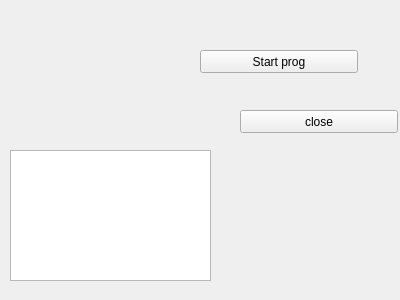
Above: widget.ui from Wasd96/PLORE before the change. Below: the same form after it.
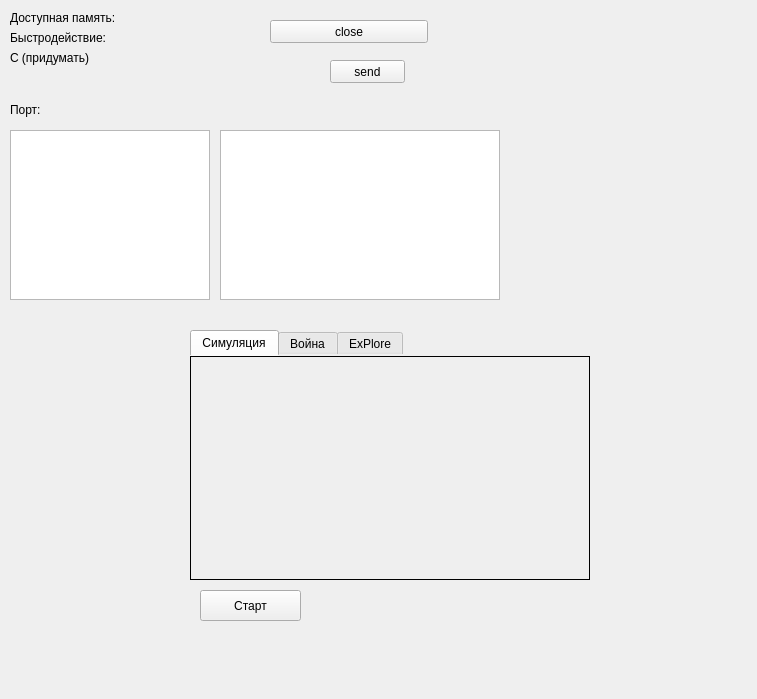
That is the form after the change.

The edit to the form file:
```diff
--- a/widget.ui
+++ b/widget.ui
@@ -6,8 +6,8 @@
    <rect>
     <x>0</x>
     <y>0</y>
-    <width>400</width>
-    <height>300</height>
+    <width>757</width>
+    <height>699</height>
    </rect>
   </property>
   <property name="windowTitle">
@@ -17,36 +17,208 @@
    <property name="geometry">
     <rect>
      <x>10</x>
-     <y>150</y>
-     <width>201</width>
-     <height>131</height>
+     <y>130</y>
+     <width>200</width>
+     <height>170</height>
     </rect>
    </property>
   </widget>
+  <widget class="QPushButton" name="pushButton">
+   <property name="geometry">
+    <rect>
+     <x>270</x>
+     <y>20</y>
+     <width>158</width>
+     <height>23</height>
+    </rect>
+   </property>
+   <property name="text">
+    <string>close</string>
+   </property>
+  </widget>
+  <widget class="QPushButton" name="send">
+   <property name="geometry">
+    <rect>
+     <x>330</x>
+     <y>60</y>
+     <width>75</width>
+     <height>23</height>
+    </rect>
+   </property>
+   <property name="text">
+    <string>send</string>
+   </property>
+  </widget>
+  <widget class="QTabWidget" name="launcherTab">
+   <property name="geometry">
+    <rect>
+     <x>190</x>
+     <y>330</y>
+     <width>400</width>
+     <height>250</height>
+    </rect>
+   </property>
+   <property name="sizePolicy">
+    <sizepolicy hsizetype="Fixed" vsizetype="Fixed">
+     <horstretch>0</horstretch>
+     <verstretch>0</verstretch>
+    </sizepolicy>
+   </property>
+   <property name="autoFillBackground">
+    <bool>false</bool>
+   </property>
+   <property name="styleSheet">
+    <string notr="true">QWidget {
+	/*background: #0ff000;*/
+}
+
+QTabWidget::pane { /* The tab widget frame */
+    border: 1px solid;
+    /*position: absolute;
+	margin-top: -2px;*/
+}
+
+QTabWidget::tab-bar {
+    alignment: center;
+}
+
+/* Style the tab using the tab sub-control. Note that
+    it reads QTabBar _not_ QTabWidget */
+QTabBar::tab {
+   /* background: #043701;*/
+    /*border: 1px solid #00b300;*/
+    /*border-bottom: 0px; /* same as the pane color */
+   /* border-top-left-radius: 4px;
+    border-top-right-radius: 4px;
+    width: 100px;
+	margin-right: 46px;
+    padding-top: 3px;
+	padding-bottom: 3px;*/
+
+	/*color: #ffffff;*/
+}
+
+QTabBar::tab:selected, QTabBar::tab:hover {
+	/*color: #1aa314;*/
+}
+
+QTabBar::tab:selected {
+	/* background: #097003;*/
+	/*border: 2px solid #fab700;*/
+   /* border-bottom: 2px #000000; /* same as pane color */
+	/*color: #fab700;*/
+}</string>
+   </property>
+   <property name="tabPosition">
+    <enum>QTabWidget::North</enum>
+   </property>
+   <property name="tabShape">
+    <enum>QTabWidget::Rounded</enum>
+   </property>
+   <property name="currentIndex">
+    <number>0</number>
+   </property>
+   <property name="usesScrollButtons">
+    <bool>false</bool>
+   </property>
+   <property name="documentMode">
+    <bool>false</bool>
+   </property>
+   <property name="tabsClosable">
+    <bool>false</bool>
+   </property>
+   <property name="movable">
+    <bool>false</bool>
+   </property>
+   <widget class="QWidget" name="tab1">
+    <attribute name="title">
+     <string>Симуляция</string>
+    </attribute>
+   </widget>
+   <widget class="QWidget" name="tab2">
+    <attribute name="title">
+     <string>Война</string>
+    </attribute>
+   </widget>
+   <widget class="QWidget" name="tab3">
+    <attribute name="title">
+     <string>ExPlore</string>
+    </attribute>
+   </widget>
+  </widget>
   <widget class="QPushButton" name="start">
    <property name="geometry">
     <rect>
      <x>200</x>
+     <y>590</y>
+     <width>101</width>
+     <height>31</height>
+    </rect>
+   </property>
+   <property name="text">
+    <string>Старт</string>
+   </property>
+  </widget>
+  <widget class="QLabel" name="myPort">
+   <property name="geometry">
+    <rect>
+     <x>10</x>
+     <y>100</y>
+     <width>101</width>
+     <height>20</height>
+    </rect>
+   </property>
+   <property name="text">
+    <string>Порт:</string>
+   </property>
+  </widget>
+  <widget class="QPlainTextEdit" name="connections">
+   <property name="geometry">
+    <rect>
+     <x>220</x>
+     <y>130</y>
+     <width>280</width>
+     <height>170</height>
+    </rect>
+   </property>
+  </widget>
+  <widget class="QLabel" name="I">
+   <property name="geometry">
+    <rect>
+     <x>10</x>
+     <y>10</y>
+     <width>161</width>
+     <height>16</height>
+    </rect>
+   </property>
+   <property name="text">
+    <string>Доступная память:</string>
+   </property>
+  </widget>
+  <widget class="QLabel" name="D">
+   <property name="geometry">
+    <rect>
+     <x>10</x>
+     <y>30</y>
+     <width>161</width>
+     <height>16</height>
+    </rect>
+   </property>
+   <property name="text">
+    <string>Быстродействие:</string>
+   </property>
+  </widget>
+  <widget class="QLabel" name="C">
+   <property name="geometry">
+    <rect>
+     <x>10</x>
      <y>50</y>
-     <width>158</width>
-     <height>23</height>
+     <width>91</width>
+     <height>16</height>
     </rect>
    </property>
    <property name="text">
-    <string>Start prog</string>
-   </property>
-  </widget>
-  <widget class="QPushButton" name="pushButton">
-   <property name="geometry">
-    <rect>
-     <x>240</x>
-     <y>110</y>
-     <width>158</width>
-     <height>23</height>
-    </rect>
-   </property>
-   <property name="text">
-    <string>close</string>
+    <string>C (придумать)</string>
    </property>
   </widget>
  </widget>
```
